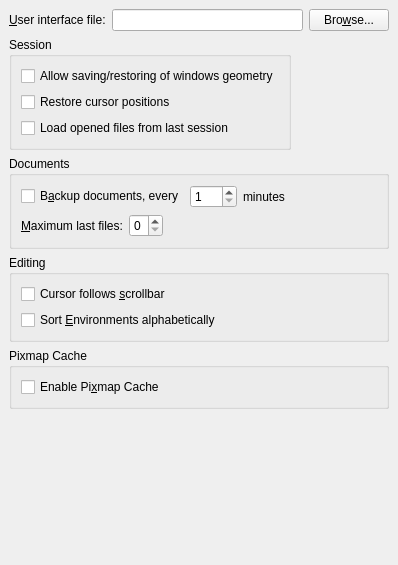
The window that src/frontends/qt4/ui/PrefUi.ui (cburschka/lyx) describes before a commit, drawn with Qt 5.
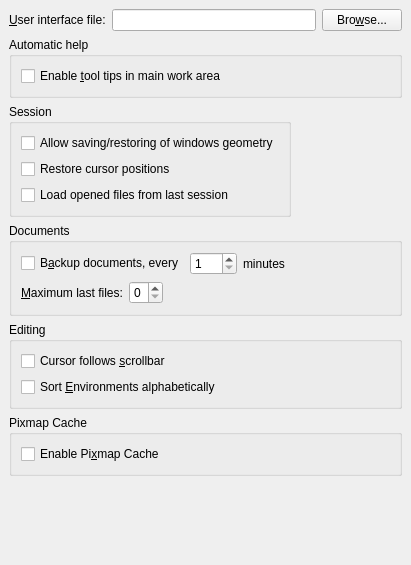
The same window after the commit.

Commit message: Add an RC setting to disable/enable the tooltips in the work area.

Patch:
```diff
--- a/src/frontends/qt4/ui/PrefUi.ui
+++ b/src/frontends/qt4/ui/PrefUi.ui
@@ -27,102 +27,55 @@
    <property name="spacing" >
     <number>6</number>
    </property>
+   <item row="6" column="1" >
+    <spacer>
+     <property name="orientation" >
+      <enum>Qt::Vertical</enum>
+     </property>
+     <property name="sizeHint" >
+      <size>
+       <width>204</width>
+       <height>101</height>
+      </size>
+     </property>
+    </spacer>
+   </item>
+   <item row="1" column="0" colspan="3" >
+    <widget class="QGroupBox" name="pixmapCacheGB_2" >
+     <property name="title" >
+      <string>Automatic help</string>
+     </property>
+     <property name="alignment" >
+      <set>Qt::AlignLeading|Qt::AlignLeft|Qt::AlignTop</set>
+     </property>
+     <property name="flat" >
+      <bool>true</bool>
+     </property>
+     <layout class="QGridLayout" >
+      <property name="margin" >
+       <number>9</number>
+      </property>
+      <property name="spacing" >
+       <number>6</number>
+      </property>
+      <item row="0" column="0" >
+       <widget class="QCheckBox" name="tooltipCB" >
+        <property name="toolTip" >
+         <string>&lt;html>&lt;head>&lt;meta name="qrichtext" content="1" />&lt;style type="text/css">
+p, li { white-space: pre-wrap; }
+&lt;/style>&lt;/head>&lt;body style=" font-family:'MS Shell Dlg 2'; font-size:8.25pt; font-weight:400; font-style:normal; text-decoration:none;">
+&lt;p style=" margin-top:0px; margin-bottom:0px; margin-left:0px; margin-right:0px; -qt-block-indent:0; text-indent:0px; font-family:'Sans Serif'; font-size:9pt;">Checking this allow the automatic display of helpful comments for insets in the main work area of an edited document.&lt;/p>
+&lt;p style="-qt-paragraph-type:empty; margin-top:0px; margin-bottom:0px; margin-left:0px; margin-right:0px; -qt-block-indent:0; text-indent:0px; font-family:'Sans Serif'; font-size:9pt;">&lt;/p>&lt;/body>&lt;/html></string>
+        </property>
+        <property name="text" >
+         <string>Enable &amp;tool tips in main work area</string>
+        </property>
+       </widget>
+      </item>
+     </layout>
+    </widget>
+   </item>
    <item row="2" column="0" colspan="3" >
-    <widget class="QGroupBox" name="documentsGB" >
-     <property name="title" >
-      <string>Documents</string>
-     </property>
-     <property name="flat" >
-      <bool>true</bool>
-     </property>
-     <layout class="QGridLayout" >
-      <property name="margin" >
-       <number>9</number>
-      </property>
-      <property name="spacing" >
-       <number>6</number>
-      </property>
-      <item row="0" column="1" >
-       <widget class="QSpinBox" name="autoSaveSB" >
-        <property name="maximum" >
-         <number>300</number>
-        </property>
-        <property name="minimum" >
-         <number>1</number>
-        </property>
-       </widget>
-      </item>
-      <item row="0" column="0" >
-       <widget class="QCheckBox" name="autoSaveCB" >
-        <property name="text" >
-         <string>B&amp;ackup documents, every</string>
-        </property>
-       </widget>
-      </item>
-      <item row="0" column="2" >
-       <widget class="QLabel" name="TextLabel1" >
-        <property name="text" >
-         <string>minutes</string>
-        </property>
-       </widget>
-      </item>
-      <item row="0" column="3" >
-       <spacer>
-        <property name="orientation" >
-         <enum>Qt::Horizontal</enum>
-        </property>
-        <property name="sizeHint" >
-         <size>
-          <width>40</width>
-          <height>20</height>
-         </size>
-        </property>
-       </spacer>
-      </item>
-      <item row="1" column="0" colspan="4" >
-       <layout class="QHBoxLayout" >
-        <property name="margin" >
-         <number>0</number>
-        </property>
-        <property name="spacing" >
-         <number>6</number>
-        </property>
-        <item>
-         <widget class="QLabel" name="lastfilesLA" >
-          <property name="text" >
-           <string>&amp;Maximum last files:</string>
-          </property>
-          <property name="buddy" >
-           <cstring>lastfilesSB</cstring>
-          </property>
-         </widget>
-        </item>
-        <item>
-         <widget class="QSpinBox" name="lastfilesSB" >
-          <property name="maximum" >
-           <number>9</number>
-          </property>
-         </widget>
-        </item>
-        <item>
-         <spacer>
-          <property name="orientation" >
-           <enum>Qt::Horizontal</enum>
-          </property>
-          <property name="sizeHint" >
-           <size>
-            <width>40</width>
-            <height>20</height>
-           </size>
-          </property>
-         </spacer>
-        </item>
-       </layout>
-      </item>
-     </layout>
-    </widget>
-   </item>
-   <item row="1" column="0" colspan="2" >
     <widget class="QGroupBox" name="GeometryGB" >
      <property name="sizePolicy" >
       <sizepolicy>
@@ -175,20 +128,7 @@
      </layout>
     </widget>
    </item>
-   <item row="5" column="1" >
-    <spacer>
-     <property name="orientation" >
-      <enum>Qt::Vertical</enum>
-     </property>
-     <property name="sizeHint" >
-      <size>
-       <width>20</width>
-       <height>40</height>
-      </size>
-     </property>
-    </spacer>
-   </item>
-   <item row="4" column="0" colspan="3" >
+   <item row="5" column="0" colspan="3" >
     <widget class="QGroupBox" name="pixmapCacheGB" >
      <property name="title" >
       <string>Pixmap Cache</string>
@@ -222,7 +162,27 @@
      </layout>
     </widget>
    </item>
-   <item row="3" column="0" colspan="3" >
+   <item row="0" column="0" >
+    <widget class="QLabel" name="uiFileLA" >
+     <property name="text" >
+      <string>&amp;User interface file:</string>
+     </property>
+     <property name="buddy" >
+      <cstring>uiFileED</cstring>
+     </property>
+    </widget>
+   </item>
+   <item row="0" column="1" >
+    <widget class="QLineEdit" name="uiFileED" />
+   </item>
+   <item row="0" column="2" >
+    <widget class="QPushButton" name="uiFilePB" >
+     <property name="text" >
+      <string>Bro&amp;wse...</string>
+     </property>
+    </widget>
+   </item>
+   <item row="4" column="0" colspan="3" >
     <widget class="QGroupBox" name="scrollGB" >
      <property name="title" >
       <string>Editing</string>
@@ -257,24 +217,99 @@
      </layout>
     </widget>
    </item>
-   <item row="0" column="2" >
-    <widget class="QPushButton" name="uiFilePB" >
-     <property name="text" >
-      <string>Bro&amp;wse...</string>
+   <item row="3" column="0" colspan="3" >
+    <widget class="QGroupBox" name="documentsGB" >
+     <property name="title" >
+      <string>Documents</string>
      </property>
-    </widget>
-   </item>
+     <property name="flat" >
+      <bool>true</bool>
+     </property>
+     <layout class="QGridLayout" >
+      <property name="margin" >
+       <number>9</number>
+      </property>
+      <property name="spacing" >
+       <number>6</number>
+      </property>
    <item row="0" column="1" >
-    <widget class="QLineEdit" name="uiFileED" />
+       <widget class="QSpinBox" name="autoSaveSB" >
+        <property name="maximum" >
+         <number>300</number>
+        </property>
+        <property name="minimum" >
+         <number>1</number>
+        </property>
+       </widget>
    </item>
    <item row="0" column="0" >
-    <widget class="QLabel" name="uiFileLA" >
+       <widget class="QCheckBox" name="autoSaveCB" >
      <property name="text" >
-      <string>&amp;User interface file:</string>
+         <string>B&amp;ackup documents, every</string>
+        </property>
+       </widget>
+      </item>
+      <item row="0" column="2" >
+       <widget class="QLabel" name="TextLabel1" >
+        <property name="text" >
+         <string>minutes</string>
+        </property>
+       </widget>
+      </item>
+      <item row="0" column="3" >
+       <spacer>
+        <property name="orientation" >
+         <enum>Qt::Horizontal</enum>
+        </property>
+        <property name="sizeHint" >
+         <size>
+          <width>40</width>
+          <height>20</height>
+         </size>
+        </property>
+       </spacer>
+      </item>
+      <item row="1" column="0" colspan="4" >
+       <layout class="QHBoxLayout" >
+        <property name="margin" >
+         <number>0</number>
+        </property>
+        <property name="spacing" >
+         <number>6</number>
+        </property>
+        <item>
+         <widget class="QLabel" name="lastfilesLA" >
+          <property name="text" >
+           <string>&amp;Maximum last files:</string>
      </property>
      <property name="buddy" >
-      <cstring>uiFileED</cstring>
-     </property>
+           <cstring>lastfilesSB</cstring>
+          </property>
+         </widget>
+        </item>
+        <item>
+         <widget class="QSpinBox" name="lastfilesSB" >
+          <property name="maximum" >
+           <number>9</number>
+          </property>
+         </widget>
+        </item>
+        <item>
+         <spacer>
+          <property name="orientation" >
+           <enum>Qt::Horizontal</enum>
+          </property>
+          <property name="sizeHint" >
+           <size>
+            <width>40</width>
+            <height>20</height>
+           </size>
+          </property>
+         </spacer>
+        </item>
+       </layout>
+      </item>
+     </layout>
     </widget>
    </item>
   </layout>
```
Lines whose indentation alone changed are shown as unchanged. The commit also changes 5 other files.
